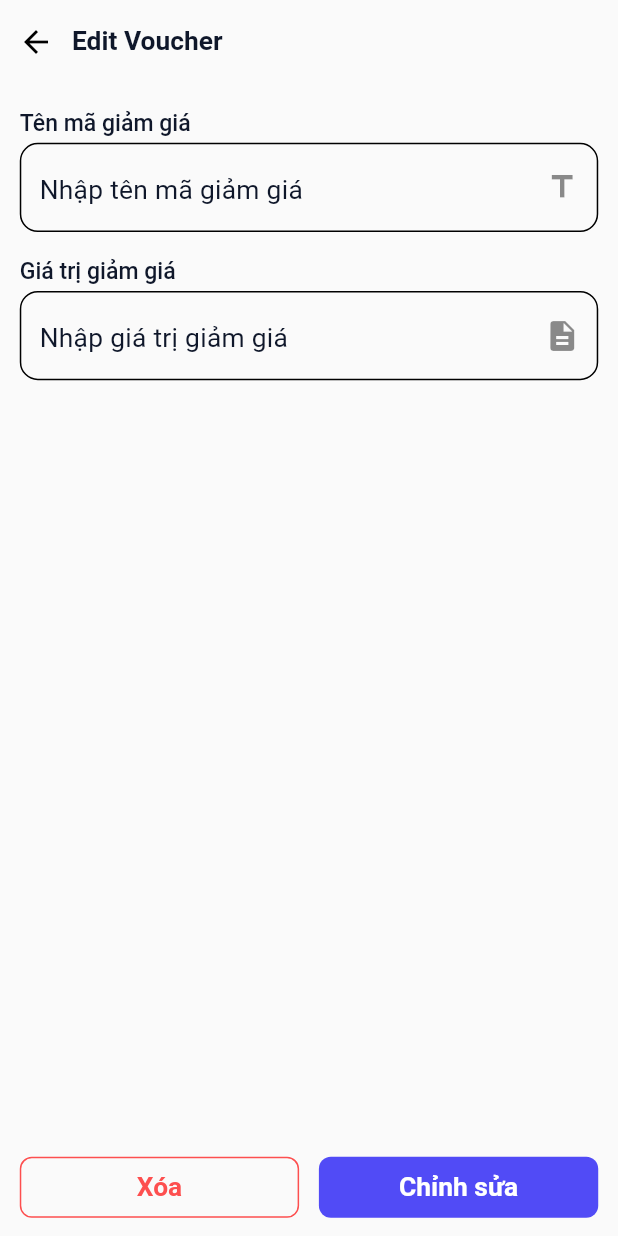
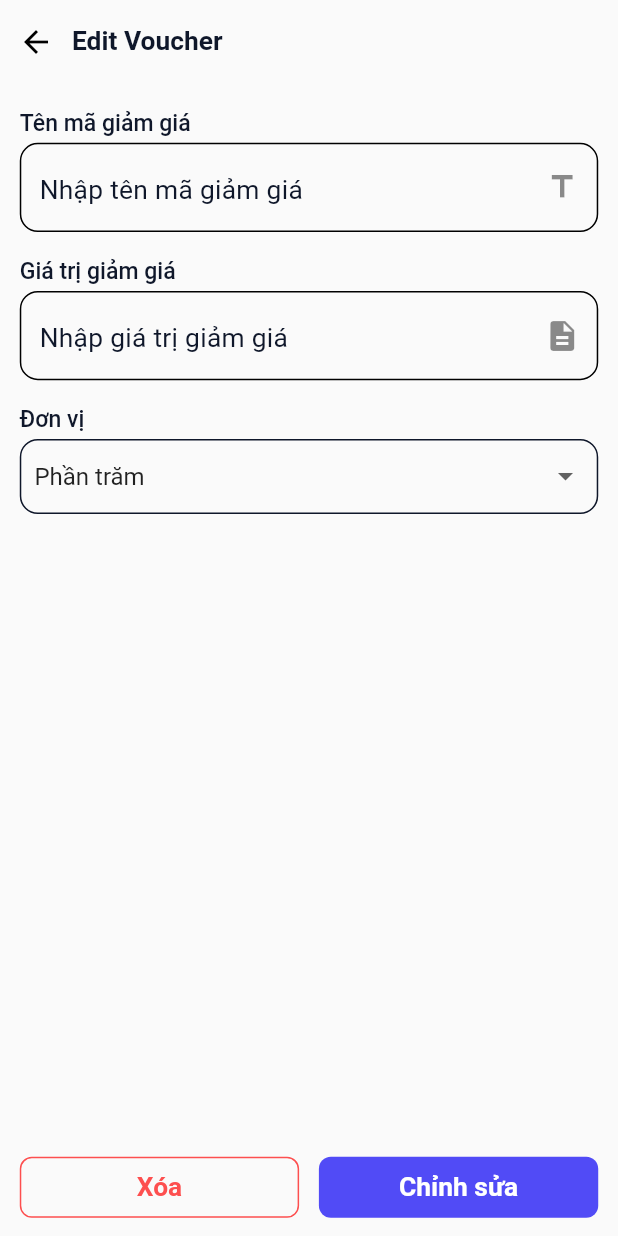
Before and after one commit to nguyennguyen123123/food_order_app, a Flutter app: the EditVoucherView screen opened by its route, after a tap on "Chỉnh sửa", on a phone screen of 412 x 824 dp. Run offline on Flutter 3.47's test engine with Material 2 defaults, Android fonts, the phone set to English and light mode, and no system bars; our stand-ins replace cached_network_image, dropdown_button2, flutter_dotenv, flutter_easyloading, flutter_svg, get and 5 more; missing offline and left inert: loadmore, mock_data; accounts and stored records are empty; statements that could not run were skipped.

Commit message:
update dropdown button select discount type voucher

```diff
--- a/lib/screen/food/edit_food/edit_food_view.dart
+++ b/lib/screen/food/edit_food/edit_food_view.dart
@@ -109,7 +109,7 @@ class EditFoodView extends GetWidget<EditFoodController> {
                 SizedBox(height: 4.h),
                 Obx(
                   () => Container(
-                    width: MediaQuery.of(context).size.width.w,
+                    width: Get.size.width.w,
                     decoration: BoxDecoration(
                       borderRadius: BorderRadius.circular(12),
                       border: Border.all(color: appTheme.blackColor, width: 1),
--- a/lib/screen/voucher/edit/edit_voucher_controller.dart
+++ b/lib/screen/voucher/edit/edit_voucher_controller.dart
@@ -20,11 +20,14 @@ class EditVoucherController extends GetxController {
   var isLoadingAdd = false.obs;
   var isLoadingDelete = false.obs;
 
+  var selectedType = Rx<DiscountType>(DiscountType.percentage);
+
   @override
   void onInit() {
     super.onInit();
     nameController = TextEditingController(text: voucherParametar?.name.toString());
     discountValueController = TextEditingController(text: voucherParametar?.discountValue.toString());
+    selectedType.value = voucherParametar?.discountType as DiscountType;
   }
 
   void editVoucher() async {
@@ -38,7 +41,7 @@ class EditVoucherController extends GetxController {
         voucherId: voucherId,
         code: voucherParametar?.code,
         discountValue: double.tryParse(discountValueController.text.replaceAll(',', '')),
-        discountType: DiscountType.percentage,
+        discountType: selectedType.value,
         name: nameController.text,
         expiryDate: DateTime.now().toString(),
         createdAt: voucherParametar?.createdAt,
--- a/lib/screen/voucher/view/edit_voucher_view.dart
+++ b/lib/screen/voucher/view/edit_voucher_view.dart
@@ -1,5 +1,6 @@
 import 'package:flutter/material.dart';
 import 'package:food_delivery_app/main.dart';
+import 'package:food_delivery_app/models/voucher.dart';
 import 'package:food_delivery_app/screen/voucher/edit/edit_voucher_controller.dart';
 import 'package:food_delivery_app/theme/style/style_theme.dart';
 import 'package:food_delivery_app/utils/number_formatter.dart';
@@ -44,6 +45,34 @@ class EditVoucherView extends GetWidget<EditVoucherController> {
                 suffix: Icon(Icons.description),
                 textInputType: TextInputType.number,
                 numberFormat: NumericTextFormatter(),
+              ),
+              SizedBox(height: 12.h),
+              Align(alignment: Alignment.centerLeft, child: Text('Đơn vị', style: StyleThemeData.bold14())),
+              SizedBox(height: 4.h),
+              Obx(
+                () => Container(
+                  width: MediaQuery.of(context).size.width.w,
+                  decoration: BoxDecoration(
+                    borderRadius: BorderRadius.circular(12),
+                    border: Border.all(color: appTheme.blackColor, width: 1),
+                  ),
+                  padding: padding(horizontal: 8),
+                  child: DropdownButtonHideUnderline(
+                    child: DropdownButton<DiscountType>(
+                      hint: Text('Chọn đơn vị', style: StyleThemeData.regular16()),
+                      value: controller.selectedType.value,
+                      onChanged: (DiscountType? newValue) {
+                        controller.selectedType.value = newValue!;
+                      },
+                      items: DiscountType.values.map((type) {
+                        return DropdownMenuItem<DiscountType>(
+                          value: type,
+                          child: Text(_getDisplayText(type)),
+                        );
+                      }).toList(),
+                    ),
+                  ),
+                ),
               ),
               Spacer(),
               Obx(
@@ -97,4 +126,13 @@ class EditVoucherView extends GetWidget<EditVoucherController> {
       ),
     );
   }
+
+  String _getDisplayText(DiscountType type) {
+    switch (type) {
+      case DiscountType.percentage:
+        return 'Phần trăm';
+      case DiscountType.amount:
+        return 'Giá tiền';
+    }
+  }
 }
--- a/lib/screen/voucher/voucher_controller.dart
+++ b/lib/screen/voucher/voucher_controller.dart
@@ -19,6 +19,8 @@ class VoucherController extends GetxController {
   final TextEditingController discountValueController = TextEditingController();
 
   var voucherList = Rx<List<Voucher>?>([]);
+
+  final selectedType = Rx<DiscountType>(DiscountType.percentage);
 
   int page = 0;
   int limit = LIMIT;
@@ -67,16 +69,6 @@ class VoucherController extends GetxController {
     return true;
   }
 
-  // void getListVoucher() async {
-  //   final result = await voucherepository.getVoucher();
-
-  //   if (result != null) {
-  //     voucherList.assignAll(result);
-  //   } else {
-  //     voucherList.clear();
-  //   }
-  // }
-
   void addVoucher() async {
     if (nameController.text.isEmpty || discountValueController.text.isEmpty) return;
 
@@ -89,7 +81,7 @@ class VoucherController extends GetxController {
         voucherId: getUuid(),
         code: randomString,
         discountValue: double.tryParse(discountValueController.text.replaceAll(',', '')),
-        discountType: DiscountType.amount,
+        discountType: selectedType.value,
         name: nameController.text,
         expiryDate: DateTime.now().toString(),
         createdAt: DateTime.now().toString(),
```
Also changed, not shown: lib/screen/voucher/view/add_voucher_view.dart (+38 -0 lines), lib/screen/food/edit_food/edit_food_controller.dart (line endings or trailing spaces).
